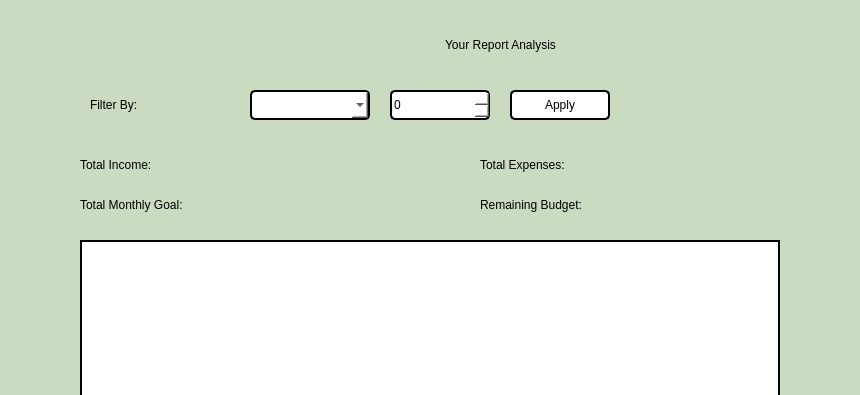
First picture: the form in analyzereport.ui, repository aasishhumagain/BudgetBuddy, before the edit; both pictures show x 110 to 970 and y 0 to 395 of the 1080 by 720 pixel window.
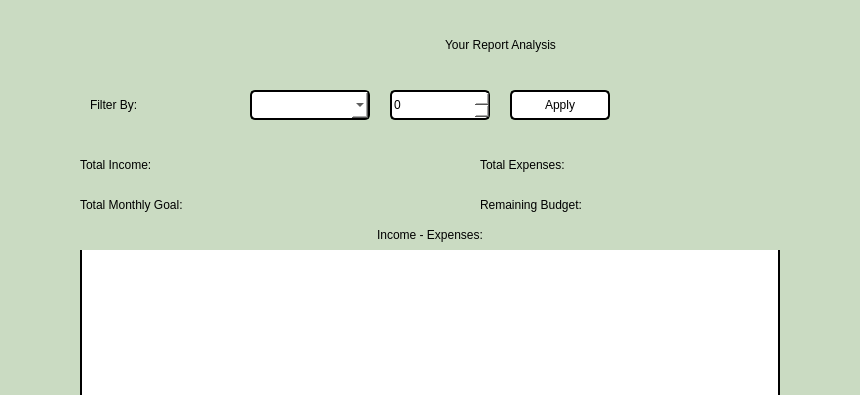
Second picture: the form after the edit.

Commit message: Made changes for report page

```diff
--- a/analyzereport.ui
+++ b/analyzereport.ui
@@ -248,6 +248,25 @@
     <string>Back to Homepage</string>
    </property>
   </widget>
+  <widget class="QLabel" name="labelNetBalance">
+   <property name="geometry">
+    <rect>
+     <x>190</x>
+     <y>220</y>
+     <width>700</width>
+     <height>30</height>
+    </rect>
+   </property>
+   <property name="styleSheet">
+    <string notr="true">font: 600 16pt &quot;Segoe UI&quot;; color: black;</string>
+   </property>
+   <property name="text">
+    <string>Income - Expenses:</string>
+   </property>
+   <property name="alignment">
+    <set>Qt::AlignmentFlag::AlignCenter</set>
+   </property>
+  </widget>
  </widget>
  <resources/>
  <connections/>
```
The commit also changes 2 other files.
